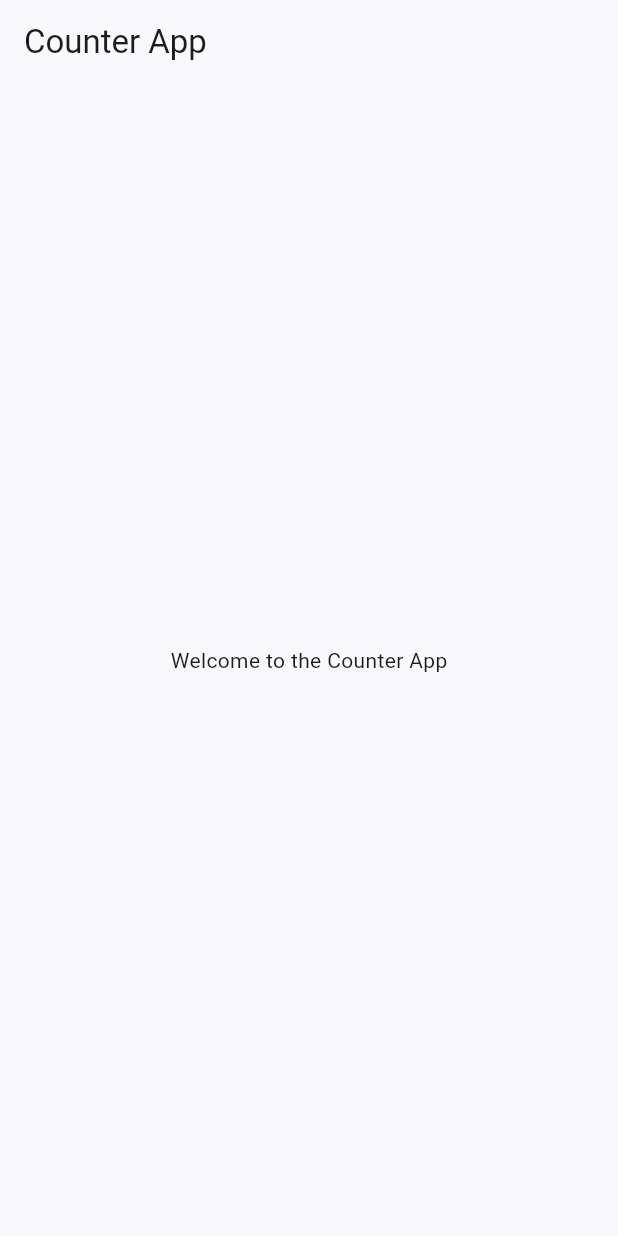
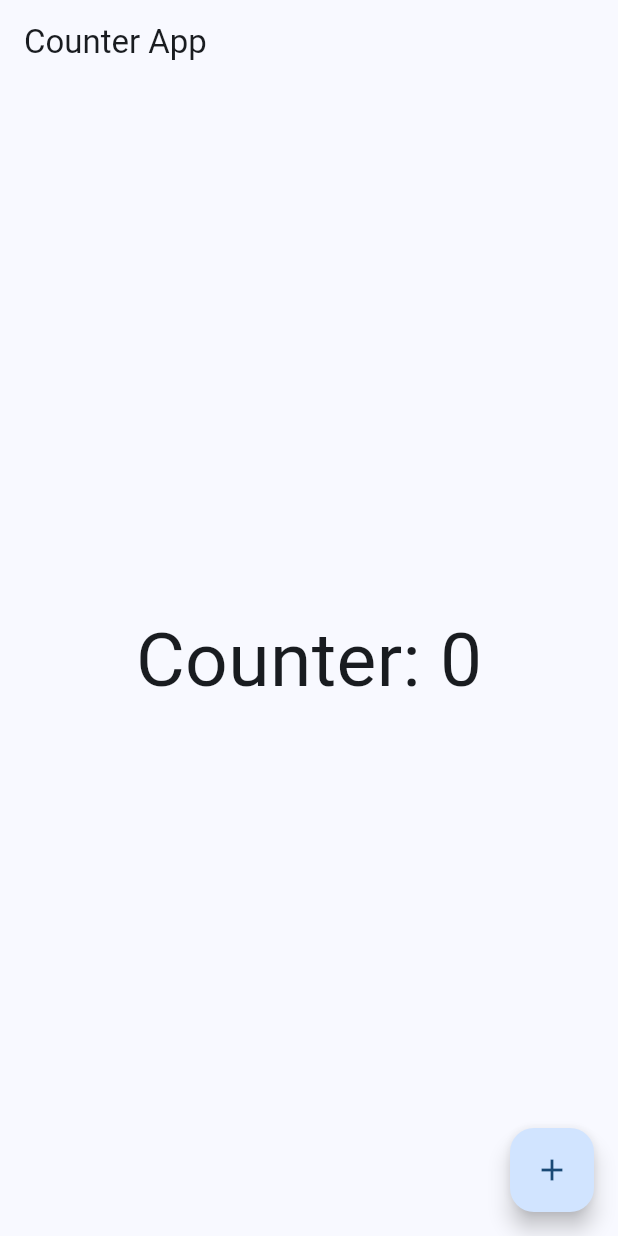
Before and after one commit to danielpravin/https---github.com-danielpravin-CounterApp, a Flutter app: the screen it shows after launch, on a phone screen of 412 x 824 dp. Run offline on Flutter 3.47's test engine with Material 3 defaults, Android fonts, the phone set to English and light mode, and no system bars.

Commit message:
Add Button with event handling

```diff
--- a/lib/main.dart
+++ b/lib/main.dart
@@ -1,3 +1,5 @@
+import 'dart:ui';
+
 import 'package:flutter/material.dart';
 
 void main() {
@@ -20,14 +22,28 @@ class MainApp extends StatelessWidget {
   }
 }
 
-class CounterScreen extends StatelessWidget {
+class CounterScreen extends StatefulWidget {
   const CounterScreen({super.key});
+
+  @override
+  State<CounterScreen> createState() => _CounterScreenState();
+}
+
+class _CounterScreenState extends State<CounterScreen> {
+  int counter = 0;
+
+  void _incrementCounter() {
+    setState(() {
+      counter++;
+    });
+  }
 
   @override
   Widget build(BuildContext context) {
     return Scaffold(
-      appBar: AppBar(title: Text("Counter App")),
-      body: Center(child: Text("Welcome to the Counter App")),
+      appBar: AppBar(title: Text("Counter App", textAlign: TextAlign.center,),),
+      body: Center(child: Text("Counter: $counter", style: const TextStyle(fontSize: 50), ),),
+      floatingActionButton: FloatingActionButton( onPressed: _incrementCounter, child: const Icon(Icons.add),),
     );
   }
 }
```
